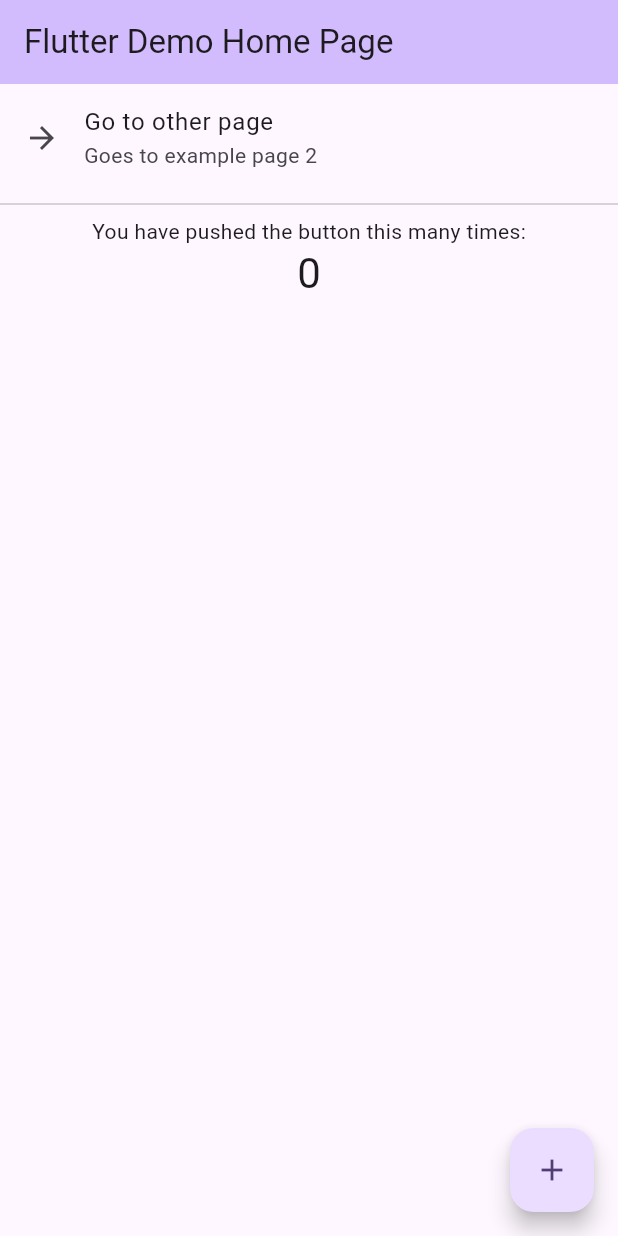
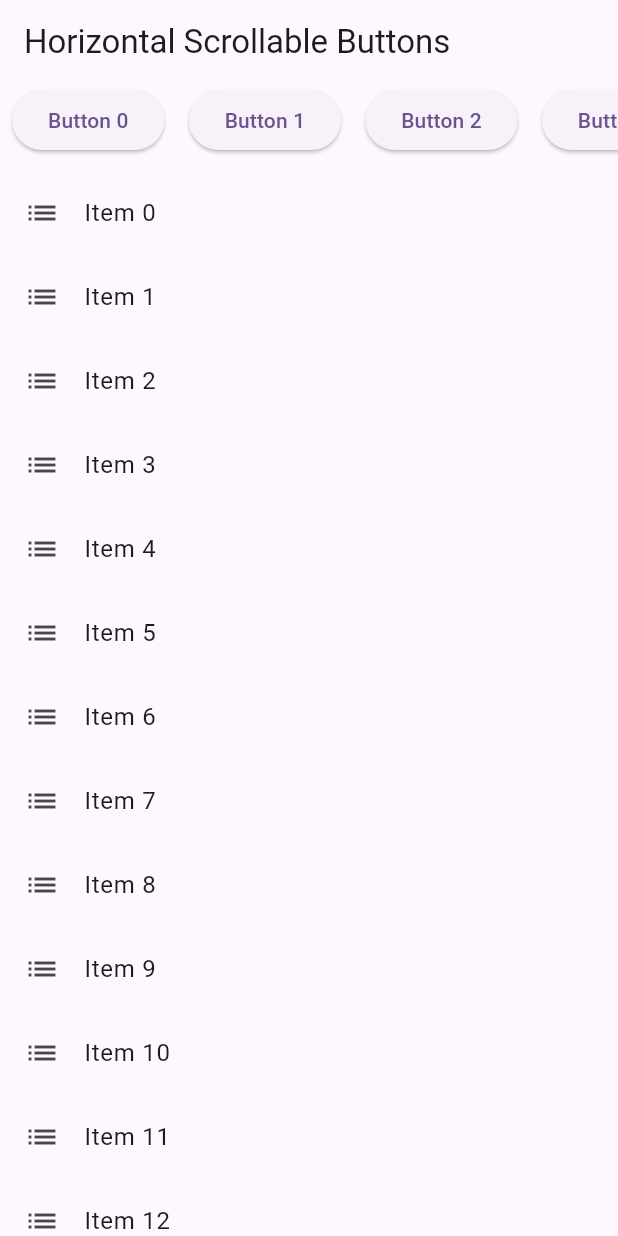
Before and after one commit to Printers-CM22007/chronolapse, a Flutter app: the screen it shows after launch, on a phone screen of 412 x 824 dp. Run offline on Flutter 3.47's test engine with Material 3 defaults, Android fonts, the phone set to English and light mode, and no system bars.

```diff
--- a/lib/main.dart
+++ b/lib/main.dart
@@ -1,4 +1,5 @@
 import 'package:chronolapse/ui/example_page_one.dart';
+import 'package:chronolapse/ui/scratch_page.dart';
 import 'package:flutter/material.dart';
 import 'package:flutter/services.dart';
 
@@ -42,7 +43,8 @@ class MyApp extends StatelessWidget {
         colorScheme: ColorScheme.fromSeed(seedColor: Colors.deepPurple),
         useMaterial3: true,
       ),
-      home: const ExamplePageOne(title: 'Flutter Demo Home Page'),
+      // home: const ExamplePageOne(title: 'Flutter Demo Home Page'),
+      home: const ScratchPage(),
     );
   }
 }
--- /dev/null
+++ b/lib/ui/scratch_page.dart
@@ -0,0 +1,53 @@
+import 'package:flutter/material.dart';
+
+
+
+class ScratchPage extends StatefulWidget {
+  const ScratchPage({super.key});
+
+
+  @override
+  State<ScratchPage> createState() => _ScratchPageState();
+}
+
+class _ScratchPageState extends State<ScratchPage> {
+  @override
+  Widget build(BuildContext context) {
+    return Scaffold(
+        appBar: AppBar(title: const Text('Horizontal Scrollable Buttons')),
+        body: Column(
+          children: [
+            // Horizontally scrollable buttons
+            SingleChildScrollView(
+              scrollDirection: Axis.horizontal,
+              child: Row(
+                children: List.generate(
+                  10,
+                      (index) => Padding(
+                    padding: const EdgeInsets.symmetric(horizontal: 8.0),
+                    child: ElevatedButton(
+                      onPressed: () {},
+                      child: Text('Button $index'),
+                    ),
+                  ),
+                ),
+              ),
+            ),
+            const SizedBox(height: 10), // Space between buttons and list
+            // List of items
+            Expanded(
+              child: ListView.builder(
+                itemCount: 20,
+                itemBuilder: (context, index) {
+                  return ListTile(
+                    title: Text('Item $index'),
+                    leading: const Icon(Icons.list),
+                  );
+                },
+              ),
+            ),
+          ],
+        ),
+      );
+  }
+}
```
Also changed, not shown: pubspec.yaml (+21 -2 lines), assets/icon/icon.png (added), pubspec.lock, 34 other files.
